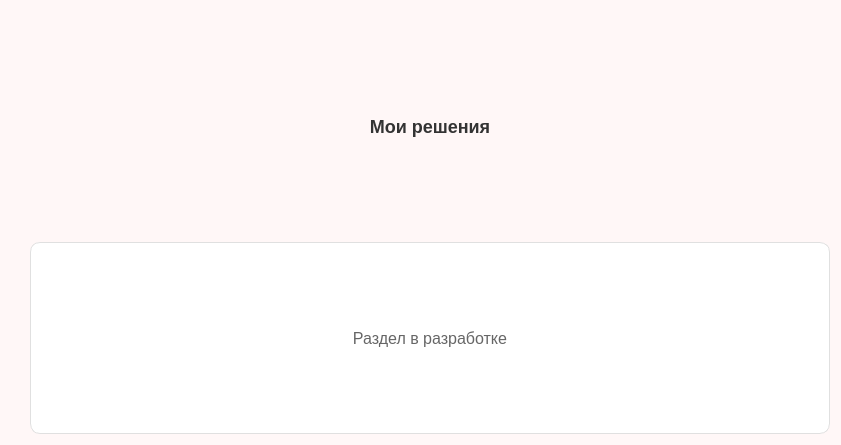
First picture: the form in ui/decisions_page.ui, repository 27Kokos/testPythonIS, before the edit.
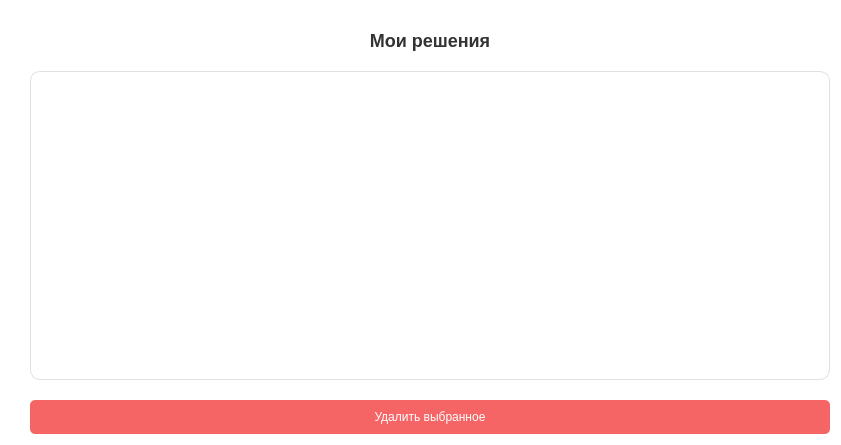
Second picture: the form after the edit.

Diff of the .ui file:
```diff
--- a/ui/decisions_page.ui
+++ b/ui/decisions_page.ui
@@ -11,7 +11,7 @@
    </rect>
   </property>
   <property name="styleSheet">
-   <string notr="true">background: #FFF7F7;</string>
+   <string notr="true">background: #FFFfff;</string>
   </property>
   <layout class="QVBoxLayout" name="verticalLayout">
    <property name="spacing">
@@ -25,27 +25,42 @@
    </property>
    <item>
     <widget class="QLabel" name="titleLabel">
+     <property name="maximumSize">
+      <size>
+       <width>16777215</width>
+       <height>70</height>
+      </size>
+     </property>
+     <property name="styleSheet">
+      <string notr="true">font-size: 18px; font-weight: bold; color: #333333;
+border:none;</string>
+     </property>
      <property name="text">
       <string>Мои решения</string>
      </property>
      <property name="alignment">
       <set>Qt::AlignCenter</set>
      </property>
+    </widget>
+   </item>
+   <item>
+    <widget class="QListWidget" name="decisionsList">
      <property name="styleSheet">
-      <string notr="true">font-size: 18px; font-weight: bold; color: #333333;</string>
+      <string notr="true">font-size: 14px; background: #ffffff; border: 1px solid #e0e0e0; border-radius: 10px; padding: 10px;
+color:black;</string>
      </property>
     </widget>
    </item>
    <item>
-    <widget class="QLabel" name="placeholderLabel">
+    <widget class="QPushButton" name="deleteButton">
+     <property name="cursor">
+      <cursorShape>PointingHandCursor</cursorShape>
+     </property>
+     <property name="styleSheet">
+      <string notr="true">background-color: #f56565; color: white; border-radius: 5px; padding: 10px;</string>
+     </property>
      <property name="text">
-      <string>Раздел в разработке</string>
-     </property>
-     <property name="alignment">
-      <set>Qt::AlignCenter</set>
-     </property>
-     <property name="styleSheet">
-      <string notr="true">font-size: 16px; color: #666666; background: #FFFFFF; padding: 20px; border-radius: 10px; border: 1px solid #E0E0E0;</string>
+      <string>Удалить выбранное</string>
      </property>
     </widget>
    </item>
```
